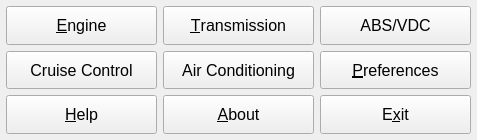
Above: ui/small/FreeSSM.ui from Comer352L/FreeSSM before the change. Below: the same form after it.
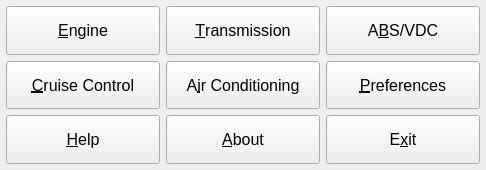
That is the form after the change. Icons and pictures are not drawn.

Commit message:
FreeSSM (small UI): add missing keyboard shortcuts
The keyboard shortcuts for ABS/VDC, Cruise Control and Air Conditioning
are missing, so add them.

```diff
--- a/ui/small/FreeSSM.ui
+++ b/ui/small/FreeSSM.ui
@@ -6,8 +6,8 @@
    <rect>
     <x>0</x>
     <y>0</y>
-    <width>477</width>
-    <height>140</height>
+    <width>486</width>
+    <height>170</height>
    </rect>
   </property>
   <property name="sizePolicy">
@@ -152,7 +152,7 @@
          <cursorShape>PointingHandCursor</cursorShape>
         </property>
         <property name="text">
-         <string>ABS/VDC</string>
+         <string>A&amp;BS/VDC</string>
         </property>
         <property name="icon">
          <iconset resource="../../resources/FreeSSM.qrc">
@@ -188,7 +188,7 @@
          <cursorShape>PointingHandCursor</cursorShape>
         </property>
         <property name="text">
-         <string>Cruise Control</string>
+         <string>&amp;Cruise Control</string>
         </property>
         <property name="icon">
          <iconset resource="../../resources/FreeSSM.qrc">
@@ -221,7 +221,7 @@
          <cursorShape>PointingHandCursor</cursorShape>
         </property>
         <property name="text">
-         <string>Air Conditioning</string>
+         <string>A&amp;ir Conditioning</string>
         </property>
         <property name="icon">
          <iconset resource="../../resources/FreeSSM.qrc">
```
Left out of the diff: 11 changed lines with no effect on the pictures. The commit also changes 2 other files.
